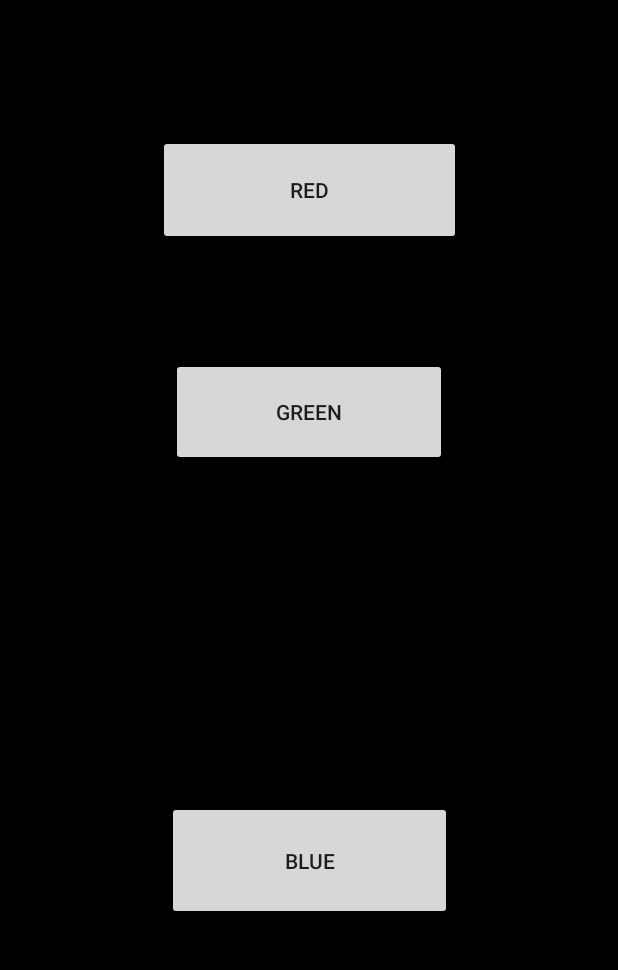
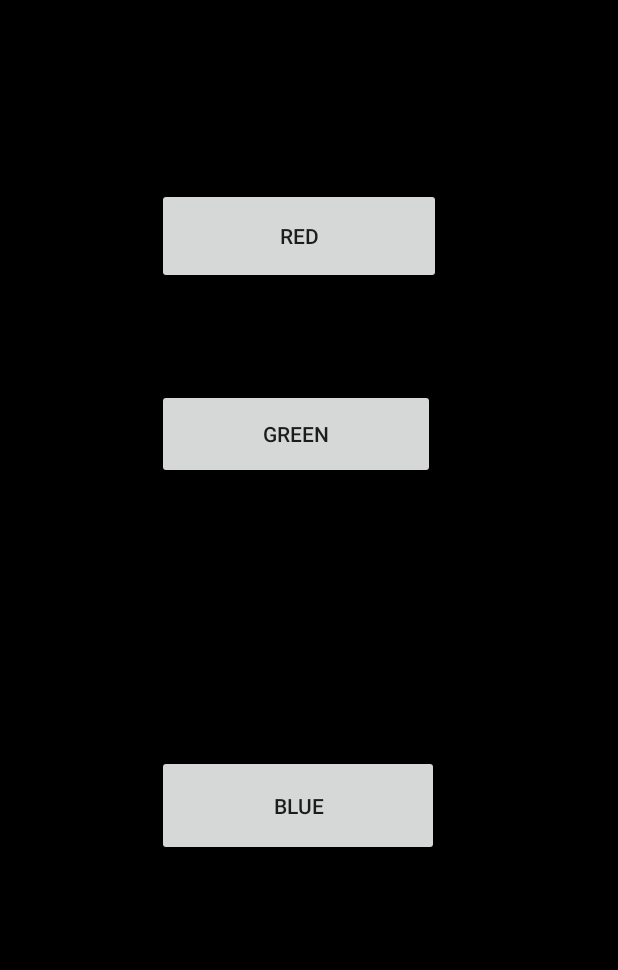
Before and after one commit to sriram1998/Colorappseekbar, an Android app: the screen it shows after launch (MainActivity), after a tap on "GREEN", on a phone screen of 412 x 824 dp, the part 84-1054 px from its top. Run offline under Robolectric (Android 15) with nearby library versions, the phone set to English and light mode, and no system bars.

Commit message:
hacker mode

```diff
--- a/app/src/main/java/com/example/sriram/colorapp/MainActivity.java
+++ b/app/src/main/java/com/example/sriram/colorapp/MainActivity.java
@@ -1,5 +1,6 @@
 package com.example.sriram.colorapp;
 
+import android.content.SharedPreferences;
 import android.graphics.Color;
 import android.support.v7.app.AppCompatActivity;
 import android.os.Bundle;
@@ -11,43 +12,76 @@ public class MainActivity extends AppCompatActivity {
     int i=0;
     int j=0;
     int k=0;
+
+
+
+
     TextView textView;
     @Override
-    protected void onCreate(Bundle savedInstanceState) {
+    protected void onCreate(Bundle savedInstanceState) {SharedPreferences sharedPref=getSharedPreferences("bginfo",0);
+
+        int ir,jr,kr;
+        ir=sharedPref.getInt("bgr",0);
+        view=this.findViewById(android.R.id.content);
+        jr=sharedPref.getInt("bgg",0);
+        kr=sharedPref.getInt("bgb",0);
         super.onCreate(savedInstanceState);
         setContentView(R.layout.activity_main);
-        view=this.getWindow().getDecorView();
-        view.setBackgroundColor(Color.rgb(0,0,0));
+
+        view.setBackgroundColor(Color.rgb(ir,jr,kr));
         textView=(TextView) findViewById(R.id.textView);
     }
 
+
     public void chred(View v) {
+        SharedPreferences sharedPref=getSharedPreferences("bginfo",0);
+        SharedPreferences.Editor editor=sharedPref.edit();
+        i=sharedPref.getInt("bgr",0);
+        j=sharedPref.getInt("bgg",0);
+        k=sharedPref.getInt("bgb",0);
         if (i == 256)
             i = 0;
         else {
             view.setBackgroundColor(Color.rgb(i, j, k));
             i=i+1;
             textView.setText("red:"+String.valueOf(i)+"   green:"+String.valueOf(j)+"  blue:"+String.valueOf(k));
+            editor.putInt("bgr",i);
+            editor.apply();
+
         }
     }
 
     public void chgreen(View v)
-    {if (j == 256)
+    {SharedPreferences sharedPref=getSharedPreferences("bginfo",0);
+        SharedPreferences.Editor editor=sharedPref.edit();
+        i=sharedPref.getInt("bgr",0);
+        j=sharedPref.getInt("bgg",0);
+        k=sharedPref.getInt("bgb",0);
+        if (j == 256)
         j = 0;
     else {
         view.setBackgroundColor(Color.rgb(i, j, k));
         j=j+1;
         textView.setText("red:"+String.valueOf(i)+"   green:"+String.valueOf(j)+"  blue:"+String.valueOf(k));
+        editor.putInt("bgg",j);
+        editor.apply();
     }}
 
 
     public void chblue(View v)
-    {if (k == 256)
+    {SharedPreferences sharedPref=getSharedPreferences("bginfo",0);
+        SharedPreferences.Editor editor=sharedPref.edit();
+        i=sharedPref.getInt("bgr",0);
+        j=sharedPref.getInt("bgg",0);
+        k=sharedPref.getInt("bgb",0);
+        if (k == 256)
         k = 0;
     else {
         view.setBackgroundColor(Color.rgb(i, j, k));
         k=k+1;
         textView.setText("red:"+String.valueOf(i)+"   green:"+String.valueOf(j)+"  blue:"+String.valueOf(k));
+        editor.putInt("bgb",k);
+        editor.apply();
     }
     }
 
--- a/app/src/main/res/layout/activity_main.xml
+++ b/app/src/main/res/layout/activity_main.xml
@@ -11,43 +11,46 @@
 
     <Button
         android:id="@+id/button"
-        android:layout_width="202dp"
-        android:layout_height="73dp"
+        android:layout_width="189dp"
+        android:layout_height="64dp"
         android:onClick="chred"
         android:text="RED"
         app:layout_constraintLeft_toLeftOf="parent"
         app:layout_constraintRight_toRightOf="parent"
         app:layout_constraintTop_toTopOf="parent"
-        android:layout_marginTop="90dp" />
+        android:layout_marginTop="125dp"
+        app:layout_constraintHorizontal_bias="0.471" />
 
     <Button
         android:id="@+id/button2"
-        android:layout_width="184dp"
-        android:layout_height="72dp"
+        android:layout_width="185dp"
+        android:layout_height="60dp"
         android:onClick="chgreen"
         android:text="GREEN"
         android:layout_marginRight="16dp"
         app:layout_constraintRight_toRightOf="parent"
         android:layout_marginLeft="16dp"
         app:layout_constraintLeft_toLeftOf="parent"
-        android:layout_marginTop="75dp"
-        app:layout_constraintTop_toBottomOf="@+id/button" />
+        android:layout_marginTop="70dp"
+        app:layout_constraintTop_toBottomOf="@+id/button"
+        app:layout_constraintHorizontal_bias="0.455" />
 
     <Button
         android:id="@+id/button3"
-        android:layout_width="190dp"
-        android:layout_height="79dp"
+        android:layout_width="188dp"
+        android:layout_height="67dp"
         android:onClick="chblue"
         android:text="BLUE"
         android:layout_marginTop="16dp"
         app:layout_constraintTop_toBottomOf="@+id/button2"
         app:layout_constraintBottom_toBottomOf="parent"
         android:layout_marginBottom="16dp"
-        app:layout_constraintVertical_bias="0.6"
+        app:layout_constraintVertical_bias="0.48"
         android:layout_marginRight="16dp"
         app:layout_constraintRight_toRightOf="parent"
         android:layout_marginLeft="16dp"
-        app:layout_constraintLeft_toLeftOf="parent" />
+        app:layout_constraintLeft_toLeftOf="parent"
+        app:layout_constraintHorizontal_bias="0.461" />
 
     <TextView
         android:id="@+id/textView"
@@ -59,5 +62,6 @@
         app:layout_constraintBottom_toTopOf="@+id/button"
         app:layout_constraintLeft_toLeftOf="parent"
         app:layout_constraintRight_toRightOf="parent"
-        app:layout_constraintTop_toTopOf="parent" />
+        app:layout_constraintTop_toTopOf="parent"
+        app:layout_constraintHorizontal_bias="0.458" />
 </android.support.constraint.ConstraintLayout>
```
